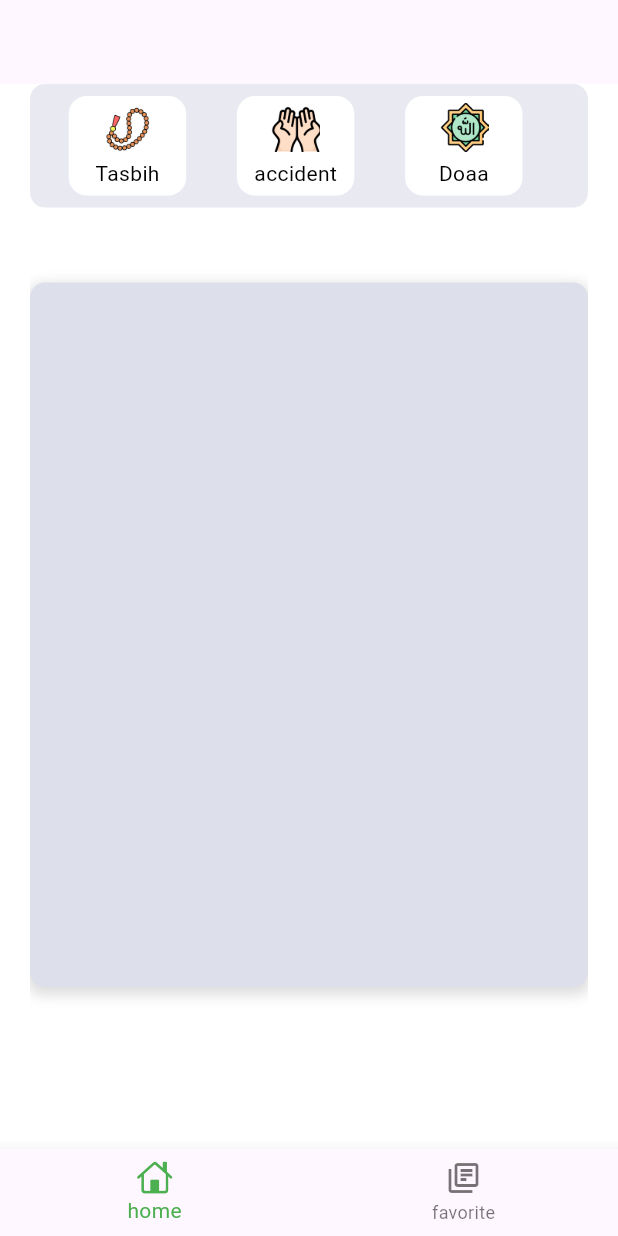
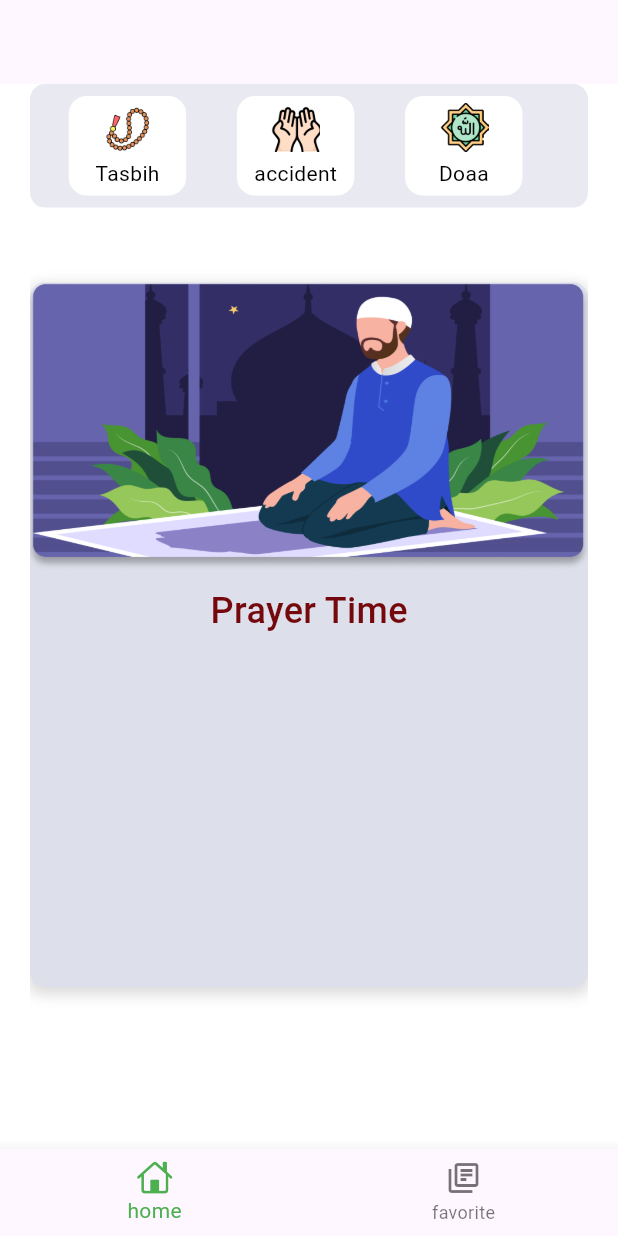
Before and after one commit to Khaled112003/islami, a Flutter app: the screen it shows after launch, on a phone screen of 412 x 824 dp. Run offline on Flutter 3.47's test engine with Material 3 defaults, Android fonts, the light colour scheme and no system bars; our stand-ins replace device_preview, go_router.

Commit message:
added a photo and text to prayer time

```diff
--- a/lib/Features/home/presentation/views/widgets/prayer_time.dart
+++ b/lib/Features/home/presentation/views/widgets/prayer_time.dart
@@ -1,5 +1,6 @@
 import 'package:flutter/cupertino.dart';
 import 'package:flutter/material.dart';
+import 'package:islami/Features/home/presentation/views/widgets/prayer_time_img.dart';
 import 'package:islami/core/constant/my_color.dart';
 
 class PrayerTime extends StatelessWidget {
@@ -25,7 +26,9 @@ class PrayerTime extends StatelessWidget {
 
         width:double.infinity ,
         height: MediaQuery.of(context).size.height*0.57,
-        child: Column(children: [
+        child: Column(mainAxisAlignment: MainAxisAlignment.start
+        , children: [
+          PrayerTimeImage()
 
 
         ],),
--- /dev/null
+++ b/lib/Features/home/presentation/views/widgets/prayer_time_img.dart
@@ -0,0 +1,25 @@
+import 'package:flutter/cupertino.dart';
+
+class PrayerTimeImage extends StatelessWidget {
+  const PrayerTimeImage({super.key});
+
+  @override
+  Widget build(BuildContext context) {
+    return Column(mainAxisAlignment: MainAxisAlignment.start, children: [
+      Image.asset(
+        'assets/images/prayertime.png',
+        width: double.infinity,
+      ),
+      const SizedBox(
+        height: 10,
+      ),
+      const Text(
+        'Prayer Time',
+        style: TextStyle(
+            color: Color(0xff74080C),
+            fontSize: 24,
+            fontWeight: FontWeight.w500),
+      )
+    ]);
+  }
+}
```
Also changed, not shown: assets/images/prayertime.png (added).
